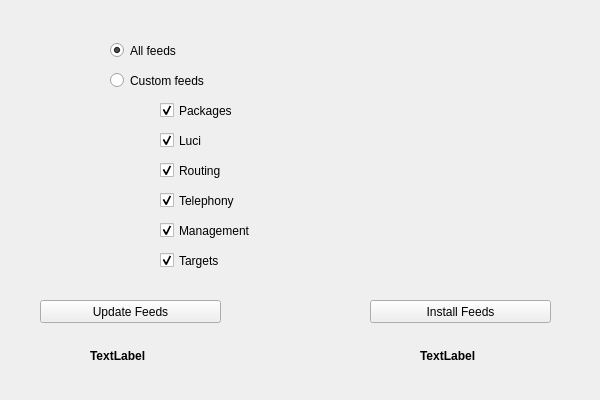
This is feeds.ui in kishangondaliya/obs as Qt 5 draws it before an edit. The edited form follows.
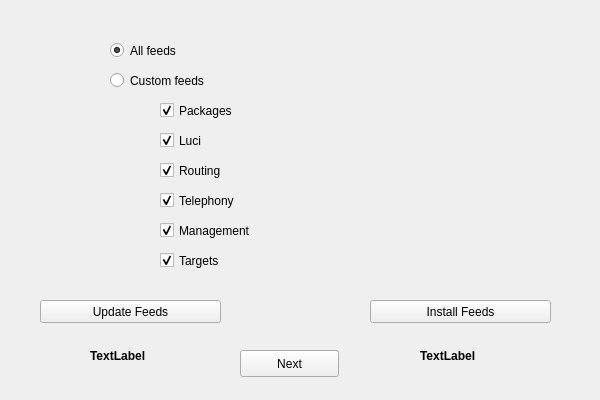
This is the edited form.

Commit message: Add next button in feeds window

The edit to the form file:
```diff
--- a/feeds.ui
+++ b/feeds.ui
@@ -221,6 +221,19 @@
      <bool>true</bool>
     </property>
    </widget>
+   <widget class="QPushButton" name="next_b">
+    <property name="geometry">
+     <rect>
+      <x>240</x>
+      <y>350</y>
+      <width>99</width>
+      <height>27</height>
+     </rect>
+    </property>
+    <property name="text">
+     <string>Next</string>
+    </property>
+   </widget>
   </widget>
  </widget>
  <resources/>
```
The commit also changes 3 other files.
